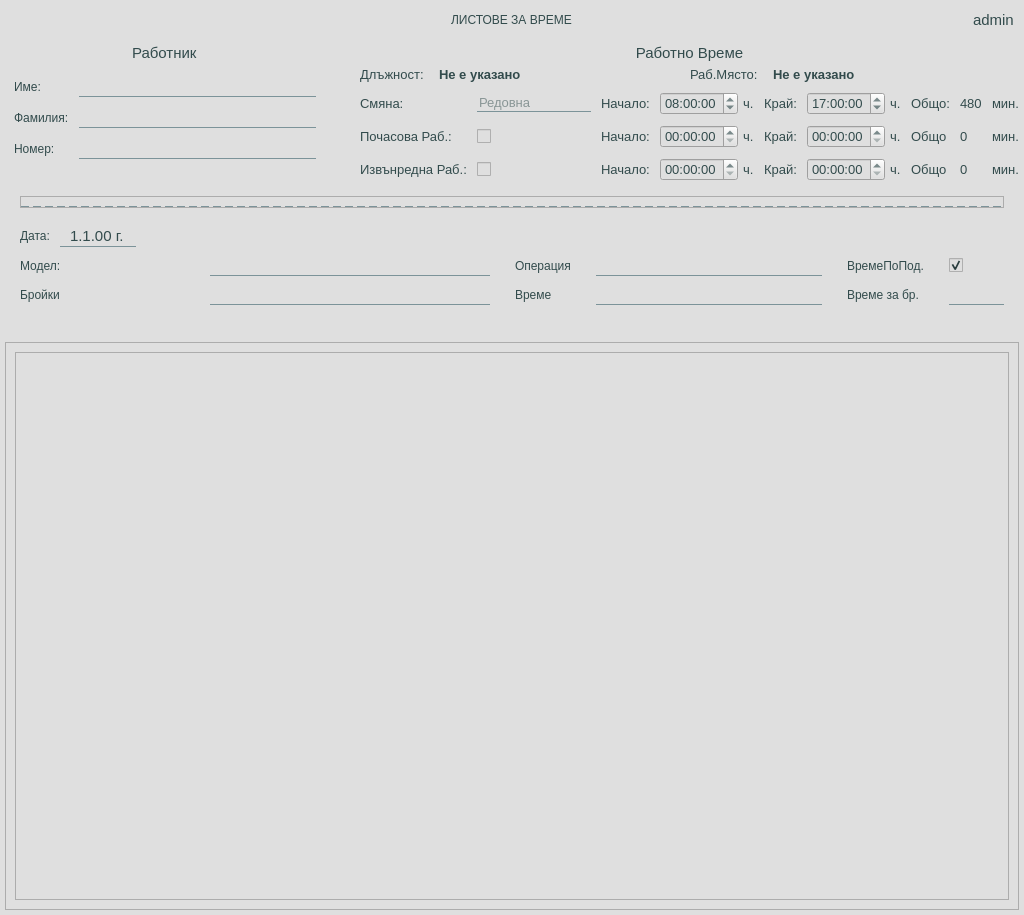
This is app/ui/widgets/customTimePapersWidget.ui in DevilPhp/WorkSalary.v01 as Qt 5 draws it before an edit. The edited form follows.
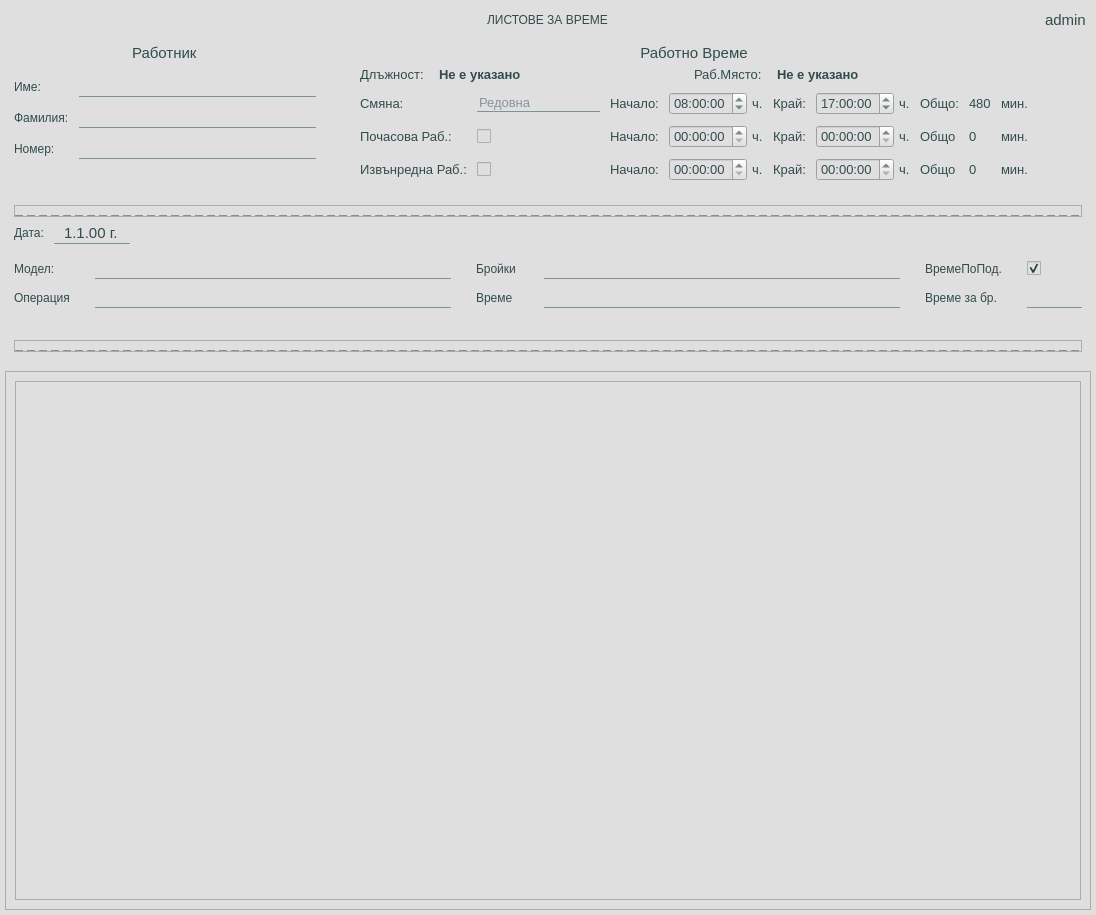
This is the edited form. Icons and pictures are not drawn.

The edit to the form file:
```diff
--- a/app/ui/widgets/customTimePapersWidget.ui
+++ b/app/ui/widgets/customTimePapersWidget.ui
@@ -6,7 +6,7 @@
    <rect>
     <x>0</x>
     <y>0</y>
-    <width>1024</width>
+    <width>1096</width>
     <height>915</height>
    </rect>
   </property>
@@ -56,7 +56,7 @@
 	font-size: 10pt;
 }
 
-#optionsHolder {
+#optionsHolder, #optionsHolder_2 {
 	border-bottom: 2px dashed #7c9399;
 }
 
@@ -908,21 +908,6 @@
          </sizepolicy>
         </property>
         <layout class="QVBoxLayout" name="verticalLayout_2">
-         <property name="spacing">
-          <number>10</number>
-         </property>
-         <property name="leftMargin">
-          <number>15</number>
-         </property>
-         <property name="topMargin">
-          <number>0</number>
-         </property>
-         <property name="rightMargin">
-          <number>15</number>
-         </property>
-         <property name="bottomMargin">
-          <number>0</number>
-         </property>
          <item>
           <widget class="QFrame" name="optionsHolder">
            <property name="frameShape">
@@ -950,82 +935,7 @@
            </layout>
           </widget>
          </item>
-         <item>
-          <widget class="QWidget" name="operationsCheckBoxHolder" native="true">
-           <property name="minimumSize">
-            <size>
-             <width>0</width>
-             <height>0</height>
-            </size>
-           </property>
-           <layout class="QVBoxLayout" name="verticalLayout_3">
-            <property name="spacing">
-             <number>5</number>
-            </property>
-            <property name="leftMargin">
-             <number>0</number>
-            </property>
-            <property name="topMargin">
-             <number>0</number>
-            </property>
-            <property name="rightMargin">
-             <number>0</number>
-            </property>
-            <property name="bottomMargin">
-             <number>0</number>
-            </property>
-            <item>
-             <layout class="QGridLayout" name="operationsLayout">
-              <property name="horizontalSpacing">
-               <number>25</number>
-              </property>
-              <property name="verticalSpacing">
-               <number>8</number>
-              </property>
-              <item row="3" column="0">
-               <widget class="QLabel" name="label_32">
-                <property name="text">
-                 <string>Бройки</string>
-                </property>
-               </widget>
-              </item>
-              <item row="4" column="2" alignment="Qt::AlignHCenter|Qt::AlignVCenter">
-               <widget class="QPushButton" name="pushButton">
-                <property name="focusPolicy">
-                 <enum>Qt::NoFocus</enum>
-                </property>
-                <property name="styleSheet">
-                 <string notr="true">*{
-	padding: 0px;
-	background-color: #dfdfdf;
-}</string>
-                </property>
-                <property name="text">
-                 <string/>
-                </property>
-                <property name="icon">
-                 <iconset resource="../../../resources.qrc">
-                  <normaloff>:/icons/app/assets/icons/Check-Square--Streamline-Solar-Broken-#008b69.svg</normaloff>:/icons/app/assets/icons/Check-Square--Streamline-Solar-Broken-#008b69.svg</iconset>
-                </property>
-                <property name="iconSize">
-                 <size>
-                  <width>24</width>
-                  <height>24</height>
-                 </size>
-                </property>
-               </widget>
-              </item>
-              <item row="2" column="1">
-               <widget class="QLineEdit" name="clientModelsLineEdit">
-                <property name="minimumSize">
-                 <size>
-                  <width>280</width>
-                  <height>0</height>
-                 </size>
-                </property>
-               </widget>
-              </item>
-              <item row="1" column="0">
+         <item alignment="Qt::AlignLeft">
                <widget class="QWidget" name="widget_5" native="true">
                 <layout class="QHBoxLayout" name="horizontalLayout_15">
                  <property name="leftMargin">
@@ -1104,8 +1014,98 @@
                 </layout>
                </widget>
               </item>
+         <item>
+          <widget class="QWidget" name="modelAndOperationHolder" native="true">
+           <layout class="QVBoxLayout" name="verticalLayout_13">
+            <property name="spacing">
+             <number>5</number>
+            </property>
+            <property name="leftMargin">
+             <number>0</number>
+            </property>
+            <property name="topMargin">
+             <number>0</number>
+            </property>
+            <property name="rightMargin">
+             <number>0</number>
+            </property>
+            <property name="bottomMargin">
+             <number>0</number>
+            </property>
+            <item>
+             <widget class="QWidget" name="timePapersHolder" native="true">
+              <property name="minimumSize">
+               <size>
+                <width>0</width>
+                <height>0</height>
+               </size>
+              </property>
+              <layout class="QVBoxLayout" name="verticalLayout_3">
+               <property name="spacing">
+                <number>5</number>
+               </property>
+               <property name="leftMargin">
+                <number>0</number>
+               </property>
+               <property name="topMargin">
+                <number>0</number>
+               </property>
+               <property name="rightMargin">
+                <number>0</number>
+               </property>
+               <property name="bottomMargin">
+                <number>0</number>
+               </property>
+               <item>
+                <layout class="QGridLayout" name="operationsLayout">
+                 <property name="horizontalSpacing">
+                  <number>25</number>
+                 </property>
+                 <property name="verticalSpacing">
+                  <number>8</number>
+                 </property>
+                 <item row="4" column="2" alignment="Qt::AlignHCenter|Qt::AlignVCenter">
+                  <widget class="QPushButton" name="pushButton">
+                   <property name="focusPolicy">
+                    <enum>Qt::NoFocus</enum>
+                   </property>
+                   <property name="styleSheet">
+                    <string notr="true">*{
+	padding: 0px;
+	background-color: #dfdfdf;
+}</string>
+                   </property>
+                   <property name="text">
+                    <string/>
+                   </property>
+                   <property name="icon">
+                    <iconset resource="../../../resources.qrc">
+                     <normaloff>:/icons/app/assets/icons/Check-Square--Streamline-Solar-Broken-#008b69.svg</normaloff>:/icons/app/assets/icons/Check-Square--Streamline-Solar-Broken-#008b69.svg</iconset>
+                   </property>
+                   <property name="iconSize">
+                    <size>
+                     <width>24</width>
+                     <height>24</height>
+                    </size>
+                   </property>
+                  </widget>
+                 </item>
+                 <item row="2" column="1">
+                  <widget class="QLineEdit" name="clientModelsLineEdit">
+                   <property name="minimumSize">
+                    <size>
+                     <width>260</width>
+                     <height>0</height>
+                    </size>
+                   </property>
+                  </widget>
+                 </item>
               <item row="3" column="1">
-               <widget class="QLineEdit" name="lineEdit_3"/>
+                  <widget class="QLineEdit" name="modelOperationLineEdit">
+                   <property name="readOnly">
+                    <bool>true</bool>
+                   </property>
+                  </widget>
               </item>
               <item row="2" column="4">
                <widget class="QLabel" name="label_34">
@@ -1115,17 +1115,20 @@
                </widget>
               </item>
               <item row="2" column="3">
-               <widget class="QLineEdit" name="lineEdit_2">
+                  <widget class="QLineEdit" name="modelPiecesLineEdit">
                 <property name="minimumSize">
                  <size>
                   <width>200</width>
                   <height>0</height>
                  </size>
                 </property>
+                   <property name="readOnly">
+                    <bool>true</bool>
+                   </property>
                </widget>
               </item>
               <item row="3" column="3">
-               <widget class="QLineEdit" name="lineEdit_4">
+                  <widget class="QLineEdit" name="piecesTimeLineEdit">
                 <property name="readOnly">
                  <bool>true</bool>
                 </property>
@@ -1166,15 +1169,11 @@
                 </layout>
                </widget>
               </item>
-              <item row="2" column="2">
-               <widget class="QLabel" name="label_31">
-                <property name="text">
-                 <string>Операция</string>
-                </property>
-               </widget>
-              </item>
               <item row="2" column="5">
-               <widget class="QCheckBox" name="checkBox">
+                  <widget class="QCheckBox" name="isDefaultTimeCheckBox">
+                   <property name="focusPolicy">
+                    <enum>Qt::NoFocus</enum>
+                   </property>
                 <property name="text">
                  <string/>
                 </property>
@@ -1191,16 +1190,66 @@
                </widget>
               </item>
               <item row="3" column="5">
-               <widget class="QLineEdit" name="lineEdit">
+                  <widget class="QLineEdit" name="timeForPieceLineEdit">
                 <property name="maximumSize">
                  <size>
                   <width>55</width>
                   <height>16777215</height>
                  </size>
                 </property>
-               </widget>
-              </item>
-             </layout>
+                   <property name="focusPolicy">
+                    <enum>Qt::NoFocus</enum>
+                   </property>
+                   <property name="readOnly">
+                    <bool>true</bool>
+                   </property>
+                  </widget>
+                 </item>
+                 <item row="3" column="0">
+                  <widget class="QLabel" name="label_31">
+                   <property name="text">
+                    <string>Операция</string>
+                   </property>
+                  </widget>
+                 </item>
+                 <item row="2" column="2">
+                  <widget class="QLabel" name="label_32">
+                   <property name="text">
+                    <string>Бройки</string>
+                   </property>
+                  </widget>
+                 </item>
+                </layout>
+               </item>
+              </layout>
+             </widget>
+            </item>
+            <item>
+             <widget class="QFrame" name="optionsHolder_2">
+              <property name="frameShape">
+               <enum>QFrame::StyledPanel</enum>
+              </property>
+              <property name="frameShadow">
+               <enum>QFrame::Raised</enum>
+              </property>
+              <layout class="QHBoxLayout" name="horizontalLayout_16">
+               <property name="spacing">
+                <number>10</number>
+               </property>
+               <property name="leftMargin">
+                <number>0</number>
+               </property>
+               <property name="topMargin">
+                <number>0</number>
+               </property>
+               <property name="rightMargin">
+                <number>0</number>
+               </property>
+               <property name="bottomMargin">
+                <number>10</number>
+               </property>
+              </layout>
+             </widget>
             </item>
            </layout>
           </widget>
@@ -1221,8 +1270,8 @@
        <rect>
         <x>0</x>
         <y>0</y>
-        <width>1012</width>
-        <height>544</height>
+        <width>1084</width>
+        <height>515</height>
        </rect>
       </property>
       <layout class="QVBoxLayout" name="verticalLayout_12">
@@ -1272,6 +1321,12 @@
 }
 </string>
             </property>
+            <property name="editTriggers">
+             <set>QAbstractItemView::AnyKeyPressed</set>
+            </property>
+            <property name="tabKeyNavigation">
+             <bool>false</bool>
+            </property>
             <property name="alternatingRowColors">
              <bool>true</bool>
             </property>
```
Lines whose indentation alone changed are shown as unchanged.
